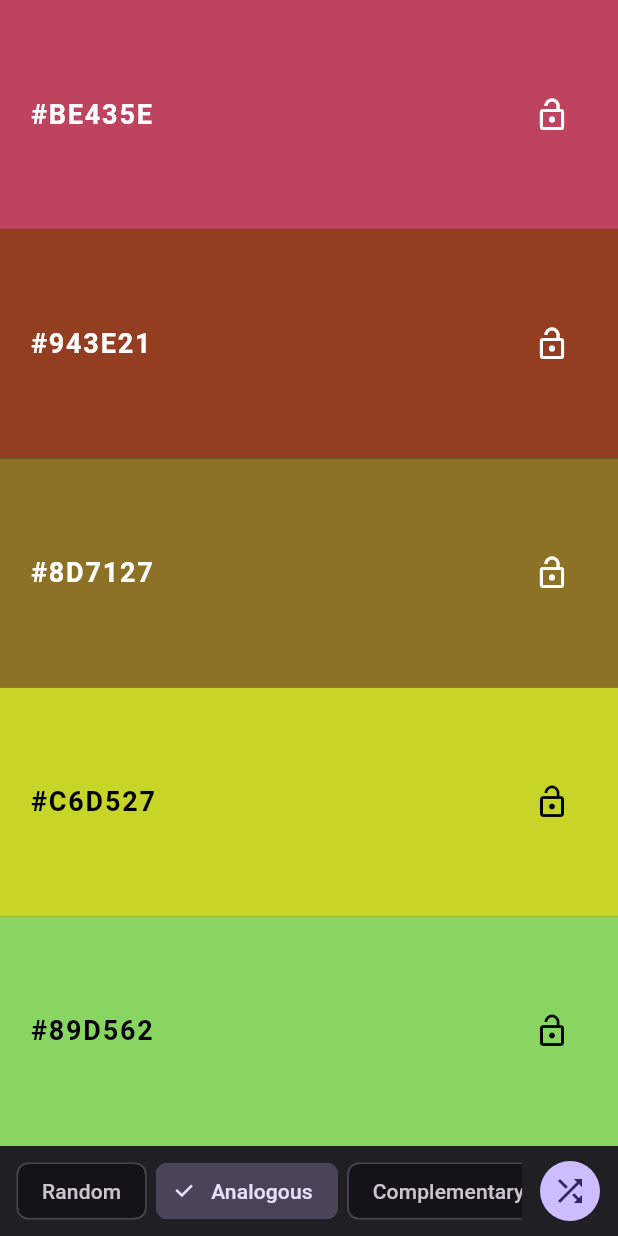
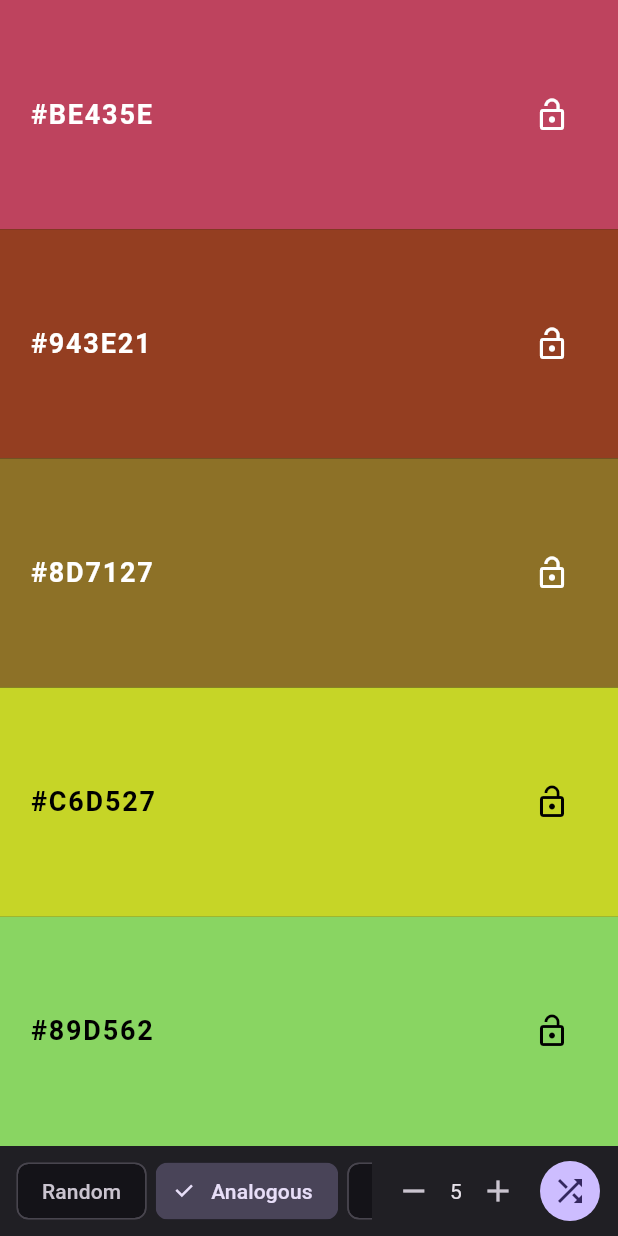
Before and after one commit to justacalico/koulur, a Flutter app: the screen it shows after launch, on a phone screen of 412 x 824 dp. Run offline on Flutter 3.47's test engine with Material 3 defaults, Android fonts, the phone set to English and light mode, and no system bars.

Commit message:
feat: 支持自定义生成颜色数量

```diff
--- a/lib/generator.dart
+++ b/lib/generator.dart
@@ -10,14 +10,21 @@ class PaletteGenerator {
   final Random _random;
 
   static const paletteSize = 5;
+  static const minPaletteSize = 2;
+  static const maxPaletteSize = 10;
 
-  List<PaletteEntry> generate(HarmonyMode mode, [List<PaletteEntry>? current]) {
-    final colors = _colorsFor(mode);
+  List<PaletteEntry> generate(
+    HarmonyMode mode, {
+    int size = paletteSize,
+    List<PaletteEntry>? current,
+  }) {
+    assert(size >= minPaletteSize && size <= maxPaletteSize);
+    final colors = _colorsFor(mode, size);
     final entries = [for (final c in colors) PaletteEntry(c)];
-    if (current == null || current.length != paletteSize) return entries;
+    if (current == null) return entries;
     return [
-      for (var i = 0; i < paletteSize; i++)
-        current[i].locked ? current[i] : entries[i],
+      for (var i = 0; i < size; i++)
+        i < current.length && current[i].locked ? current[i] : entries[i],
     ];
   }
 
@@ -26,7 +33,7 @@ class PaletteGenerator {
 
   double _jitter(double amount) => (_random.nextDouble() * 2 - 1) * amount;
 
-  List<HSVColor> _colorsFor(HarmonyMode mode) {
+  List<HSVColor> _colorsFor(HarmonyMode mode, int size) {
     final base = _random.nextDouble() * 360;
 
     HSVColor pick(double hue, [double? s, double? v]) => HSVColor.fromAHSV(
@@ -38,40 +45,38 @@ class PaletteGenerator {
 
     switch (mode) {
       case HarmonyMode.random:
-        return [for (var i = 0; i < paletteSize; i++) pick(_random.nextDouble() * 360)];
+        return [
+          for (var i = 0; i < size; i++) pick(_random.nextDouble() * 360),
+        ];
       case HarmonyMode.analogous:
         return [
-          for (var i = 0; i < paletteSize; i++)
-            pick(base + (i - 2) * 28 + _jitter(6)),
+          for (var i = 0; i < size; i++)
+            pick(base + (i - (size - 1) / 2) * 28 + _jitter(6)),
         ];
       case HarmonyMode.complementary:
         return [
-          pick(base + _jitter(6)),
-          pick(base + _jitter(6)),
-          pick(base + 180 + _jitter(6)),
-          pick(base + 180 + _jitter(6)),
-          pick(base + 90 + _jitter(6)),
+          for (var i = 0; i < size; i++)
+            pick(base + (i.isEven ? 0 : 180) + _jitter(6)),
         ];
       case HarmonyMode.triadic:
         return [
-          pick(base),
-          pick(base + 120),
-          pick(base + 240),
-          pick(base + _jitter(10), null, _range(0.8, 0.95)),
-          pick(base + 120 + _jitter(10), _range(0.3, 0.5)),
+          for (var i = 0; i < size; i++)
+            pick(base + (i % 3) * 120 + _jitter(4)),
         ];
       case HarmonyMode.tetradic:
         return [
-          pick(base),
-          pick(base + 90),
-          pick(base + 180),
-          pick(base + 270),
-          pick(base + _jitter(10), _range(0.3, 0.5), _range(0.8, 0.95)),
+          for (var i = 0; i < size; i++)
+            pick(base + (i % 4) * 90 + _jitter(4)),
         ];
       case HarmonyMode.monochromatic:
+        final steps = size > 1 ? size - 1 : 1;
         return [
-          for (var i = 0; i < paletteSize; i++)
-            pick(base + _jitter(4), 0.85 - i * 0.12, 0.35 + i * 0.14),
+          for (var i = 0; i < size; i++)
+            pick(
+              base + _jitter(4),
+              0.85 - 0.5 * i / steps,
+              0.35 + 0.55 * i / steps,
+            ),
         ];
     }
   }
--- a/lib/ui/palette_screen.dart
+++ b/lib/ui/palette_screen.dart
@@ -20,16 +20,25 @@ class _PaletteScreenState extends State<PaletteScreen> {
       widget.generator ?? PaletteGenerator();
 
   HarmonyMode _mode = HarmonyMode.analogous;
+  int _size = PaletteGenerator.paletteSize;
   late List<PaletteEntry> _entries = _generator.generate(_mode);
 
   void _shuffle() {
-    setState(() => _entries = _generator.generate(_mode, _entries));
+    setState(() =>
+        _entries = _generator.generate(_mode, size: _size, current: _entries));
   }
 
   void _setMode(HarmonyMode mode) {
     setState(() {
       _mode = mode;
-      _entries = _generator.generate(mode);
+      _entries = _generator.generate(mode, size: _size);
+    });
+  }
+
+  void _setSize(int size) {
+    setState(() {
+      _size = size;
+      _entries = _generator.generate(_mode, size: size, current: _entries);
     });
   }
 
@@ -65,7 +74,9 @@ class _PaletteScreenState extends State<PaletteScreen> {
               ),
             _ControlBar(
               mode: _mode,
+              size: _size,
               onModeChanged: _setMode,
+              onSizeChanged: _setSize,
               onShuffle: _shuffle,
             ),
           ],
@@ -126,12 +137,16 @@ class _ColourTile extends StatelessWidget {
 class _ControlBar extends StatelessWidget {
   const _ControlBar({
     required this.mode,
+    required this.size,
     required this.onModeChanged,
+    required this.onSizeChanged,
     required this.onShuffle,
   });
 
   final HarmonyMode mode;
+  final int size;
   final ValueChanged<HarmonyMode> onModeChanged;
+  final ValueChanged<int> onSizeChanged;
   final VoidCallback onShuffle;
 
   @override
@@ -160,7 +175,22 @@ class _ControlBar extends StatelessWidget {
                 ),
               ),
             ),
-            const SizedBox(width: 8),
+            const SizedBox(width: 4),
+            IconButton(
+              onPressed: size > PaletteGenerator.minPaletteSize
+                  ? () => onSizeChanged(size - 1)
+                  : null,
+              icon: const Icon(Icons.remove),
+              tooltip: 'Fewer colours',
+            ),
+            Text('$size'),
+            IconButton(
+              onPressed: size < PaletteGenerator.maxPaletteSize
+                  ? () => onSizeChanged(size + 1)
+                  : null,
+              icon: const Icon(Icons.add),
+              tooltip: 'More colours',
+            ),
             IconButton.filled(
               onPressed: onShuffle,
               icon: const Icon(Icons.shuffle),
```
Also changed, not shown: 2 other files.
